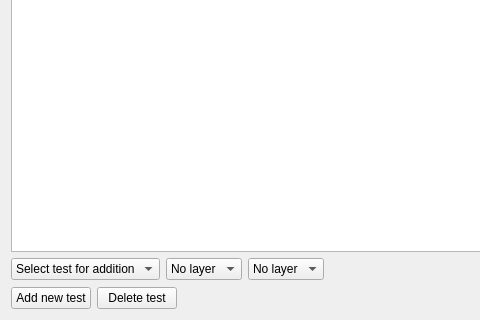
The window that rulesDialog.ui (wonder-sk/topol) describes before a commit, drawn with Qt 5; both pictures show x 0 to 480 and y 225 to 545 of the 739 by 545 pixel window.
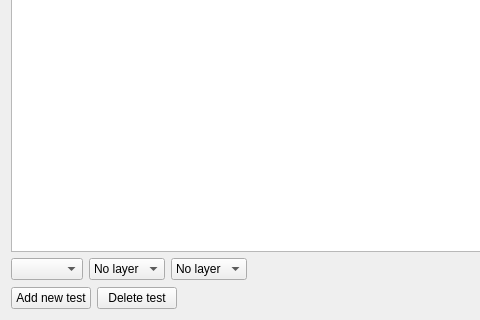
The same window after the commit.

```diff
--- a/rulesDialog.ui
+++ b/rulesDialog.ui
@@ -64,11 +64,6 @@
          <property name="sizeAdjustPolicy">
           <enum>QComboBox::AdjustToContents</enum>
          </property>
-         <item>
-          <property name="text">
-           <string>Select test for addition</string>
-          </property>
-         </item>
         </widget>
        </item>
        <item>
```
